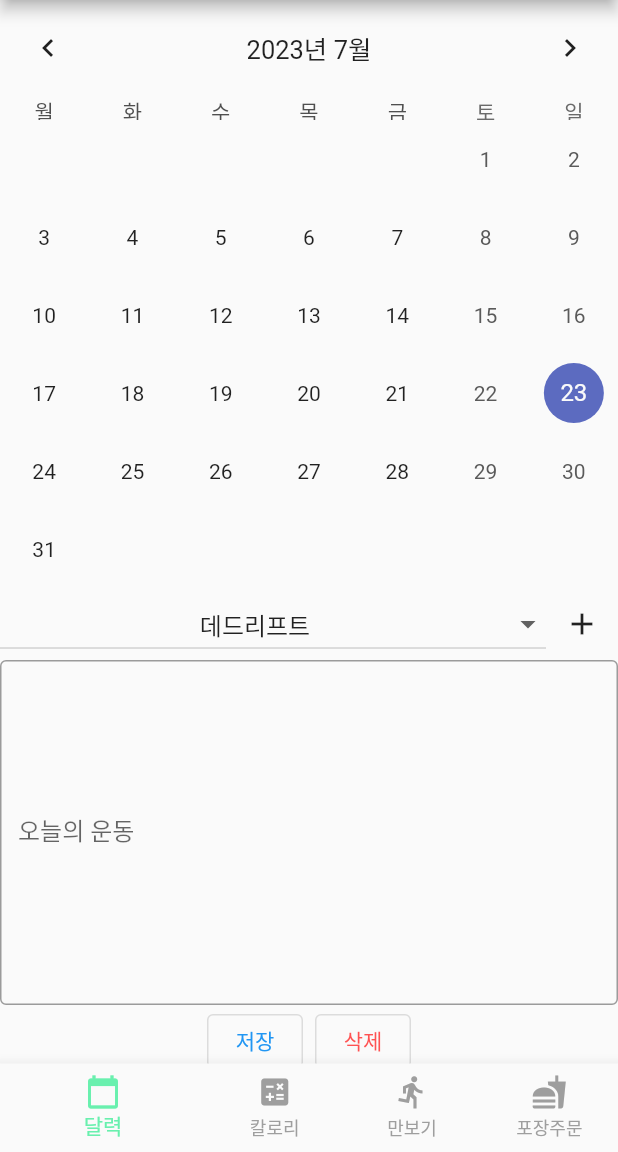
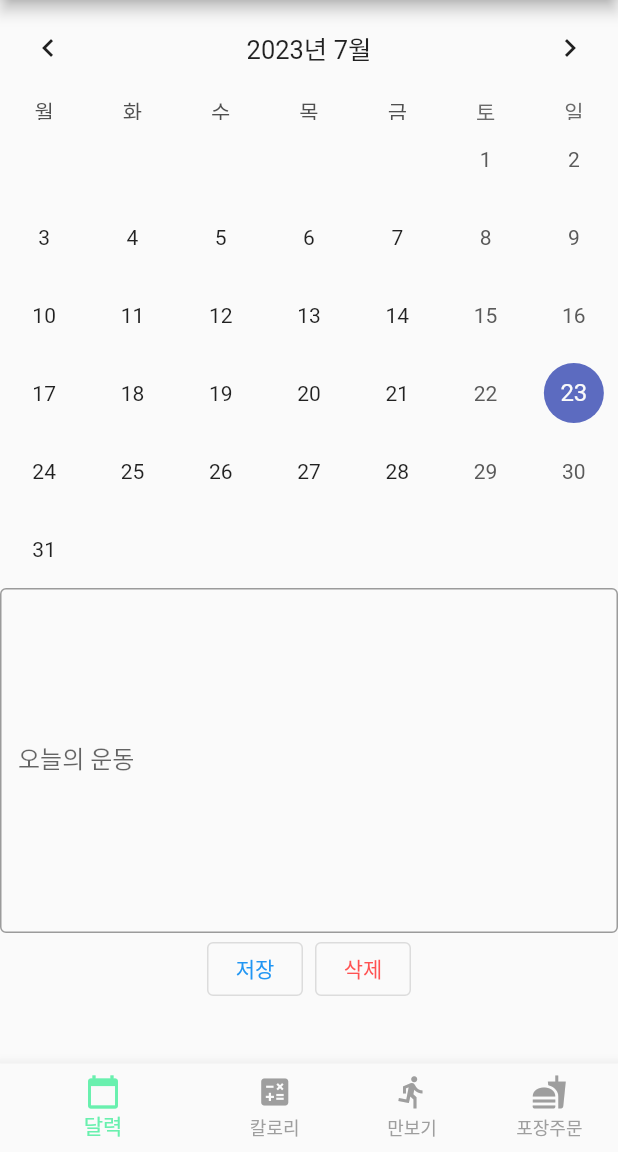
Before and after one commit to exerciseLog/exercise, a Flutter app: the screen it shows after launch, on a phone screen of 412 x 824 dp, the part 84-1236 px from its top. Run offline on Flutter 3.47's test engine with Material 2 defaults, Android fonts, the phone set to English and light mode, and no system bars; drawn by our look-alikes of table_calendar; our stand-ins replace drift, elegant_notification, fluttertoast, get_it, infinite_scroll_pagination, sensors_plus and 1 more; missing offline and left inert: flutter_cupertino_datetime_picker, home_widget; accounts and stored records are empty; generated files the repository leaves out were written again.

```diff
--- a/lib/screens/calendar_memo.dart
+++ b/lib/screens/calendar_memo.dart
@@ -93,29 +93,6 @@ class _CalendarMemoState extends State<CalendarMemo> {
             onPageChanged: (focusedDay) {
               _focusedDay = focusedDay;
             },
-          ),
-          Row(
-            children: [
-              Expanded(
-                flex: 4,
-                child: DropdownButton(
-                    isExpanded: true,
-                    value: selectedDropdown,
-                    items: dropdownList.map((String item) {
-                      return DropdownMenuItem<String>(
-                        child: Text('$item'),
-                        value: item,
-                        alignment: Alignment.center,
-                      );
-                    }).toList(),
-                    onChanged: (dynamic value) {
-                      setState(() {
-                        selectedDropdown = value;
-                      });
-                    }),
-              ),
-              IconButton(onPressed: () {}, icon: Icon(Icons.add)),
-            ],
           ),
           TextField(
             focusNode: memoTextFocus,
```
Also changed, not shown: lib/screens/memo_screen.dart (added, +15 -0 lines).
